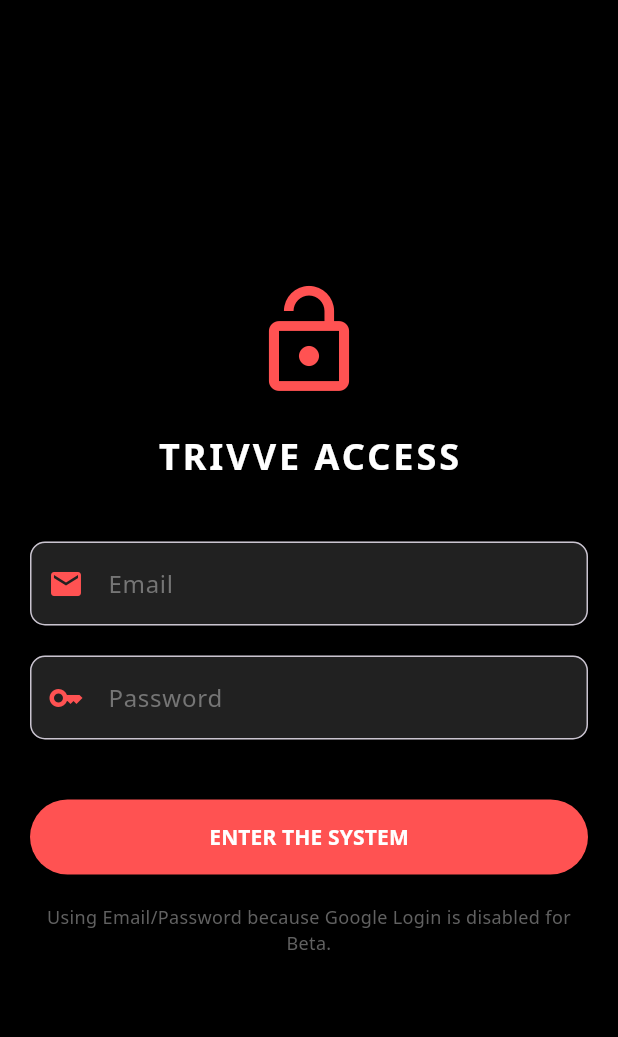
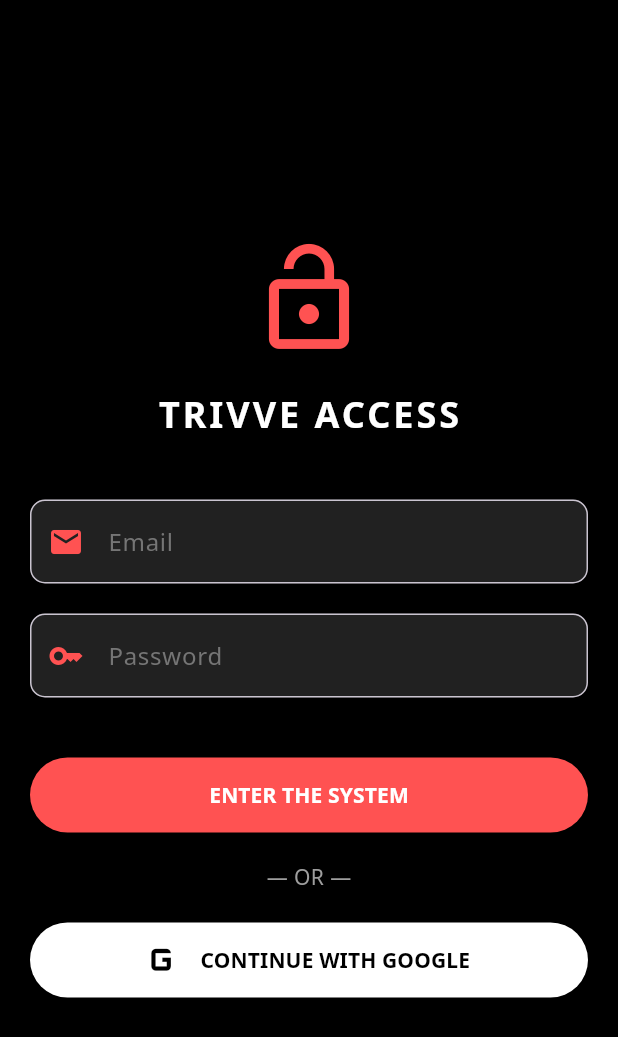
Before and after one commit to Sidharthgomasa/TRIVVE, a Flutter app: the screen it shows after launch, on a phone screen of 412 x 824 dp. Shown: the top 1037 px of the screen. Run offline on Flutter 3.47's test engine with Material 3 defaults, Android fonts, the phone set to English and light mode, and no system bars; our stand-ins replace cloud_firestore, confetti, firebase_auth, firebase_core, flutter_map, geolocator and 4 more; accounts and stored records are empty.

Commit message:
updated icon,googlelogin

```diff
--- a/lib/login_screen.dart
+++ b/lib/login_screen.dart
@@ -1,5 +1,6 @@
 import 'package:flutter/material.dart';
 import 'package:firebase_auth/firebase_auth.dart';
+import 'package:google_sign_in/google_sign_in.dart'; // ✅ Added this import
 
 class LoginScreen extends StatefulWidget {
   const LoginScreen({super.key});
@@ -14,10 +15,9 @@ class _LoginScreenState extends State<LoginScreen> {
   final passwordController = TextEditingController();
   bool isLoading = false;
 
-  // 2. The Login Logic (The code I gave you earlier)
+  // 2. Email/Password Logic (Existing)
   Future<void> _signIn() async {
     setState(() => isLoading = true);
-
     try {
       // Try to Login
       await FirebaseAuth.instance.signInWithEmailAndPassword(
@@ -32,7 +32,6 @@ class _LoginScreenState extends State<LoginScreen> {
           password: passwordController.text.trim(),
         );
       } catch (e) {
-        // If both fail, show error
         if (mounted) {
           ScaffoldMessenger.of(context).showSnackBar(
             SnackBar(content: Text("Error: ${e.toString()}")),
@@ -40,7 +39,39 @@ class _LoginScreenState extends State<LoginScreen> {
         }
       }
     }
+    if (mounted) setState(() => isLoading = false);
+  }
 
+  // 3. ✅ Google Sign-In Logic (New)
+  Future<void> _signInWithGoogle() async {
+    setState(() => isLoading = true);
+    try {
+      // Trigger the authentication flow
+      final GoogleSignInAccount? googleUser = await GoogleSignIn().signIn();
+
+      if (googleUser != null) {
+        // Obtain the auth details from the request
+        final GoogleSignInAuthentication googleAuth = await googleUser.authentication;
+
+        // Create a new credential
+        final credential = GoogleAuthProvider.credential(
+          accessToken: googleAuth.accessToken,
+          idToken: googleAuth.idToken,
+        );
+
+        // Sign in to Firebase with the user credentials
+        await FirebaseAuth.instance.signInWithCredential(credential);
+      }
+    } catch (e) {
+      if (mounted) {
+        ScaffoldMessenger.of(context).showSnackBar(
+          SnackBar(
+            content: Text("Google Sign-In Failed: $e"),
+            backgroundColor: Colors.red,
+          ),
+        );
+      }
+    }
     if (mounted) setState(() => isLoading = false);
   }
 
@@ -59,7 +90,11 @@ class _LoginScreenState extends State<LoginScreen> {
 
             const Text(
               "TRIVVE ACCESS",
-              style: TextStyle(color: Colors.white, fontSize: 24, fontWeight: FontWeight.bold, letterSpacing: 2),
+              style: TextStyle(
+                  color: Colors.white,
+                  fontSize: 24,
+                  fontWeight: FontWeight.bold,
+                  letterSpacing: 2),
             ),
             const SizedBox(height: 40),
 
@@ -72,7 +107,8 @@ class _LoginScreenState extends State<LoginScreen> {
                 hintStyle: TextStyle(color: Colors.grey[600]),
                 filled: true,
                 fillColor: Colors.grey[900],
-                border: OutlineInputBorder(borderRadius: BorderRadius.circular(10)),
+                border:
+                    OutlineInputBorder(borderRadius: BorderRadius.circular(10)),
                 prefixIcon: const Icon(Icons.email, color: Colors.redAccent),
               ),
             ),
@@ -88,31 +124,53 @@ class _LoginScreenState extends State<LoginScreen> {
                 hintStyle: TextStyle(color: Colors.grey[600]),
                 filled: true,
                 fillColor: Colors.grey[900],
-                border: OutlineInputBorder(borderRadius: BorderRadius.circular(10)),
+                border:
+                    OutlineInputBorder(borderRadius: BorderRadius.circular(10)),
                 prefixIcon: const Icon(Icons.key, color: Colors.redAccent),
               ),
             ),
             const SizedBox(height: 40),
 
-            // The Button
+            // The 'ENTER THE SYSTEM' Button
             SizedBox(
               width: double.infinity,
               height: 50,
               child: ElevatedButton(
-                style: ElevatedButton.styleFrom(backgroundColor: Colors.redAccent),
+                style: ElevatedButton.styleFrom(
+                    backgroundColor: Colors.redAccent),
                 onPressed: isLoading ? null : _signIn,
                 child: isLoading
-                  ? const CircularProgressIndicator(color: Colors.white)
-                  : const Text("ENTER THE SYSTEM", style: TextStyle(color: Colors.white, fontWeight: FontWeight.bold)),
+                    ? const CircularProgressIndicator(color: Colors.white)
+                    : const Text("ENTER THE SYSTEM",
+                        style: TextStyle(
+                            color: Colors.white, fontWeight: FontWeight.bold)),
               ),
             ),
 
             const SizedBox(height: 20),
-            Text(
-              "Using Email/Password because Google Login is disabled for Beta.",
-              style: TextStyle(color: Colors.grey[700], fontSize: 12),
-              textAlign: TextAlign.center,
-            )
+
+            // Divider Text
+            const Text("— OR —", style: TextStyle(color: Colors.grey)),
+
+            const SizedBox(height: 20),
+
+            // ✅ The New Google Button
+            SizedBox(
+              width: double.infinity,
+              height: 50,
+              child: ElevatedButton.icon(
+                style: ElevatedButton.styleFrom(
+                  backgroundColor: Colors.white,
+                  foregroundColor: Colors.black, // Text/Icon color
+                ),
+                onPressed: isLoading ? null : _signInWithGoogle,
+                icon: const Icon(Icons.g_mobiledata, size: 35), // Google Icon
+                label: const Text(
+                  "CONTINUE WITH GOOGLE",
+                  style: TextStyle(fontWeight: FontWeight.bold),
+                ),
+              ),
+            ),
           ],
         ),
       ),
```
Also changed, not shown: pubspec.yaml (+9 -8 lines), pubspec.lock, 2 other files.
